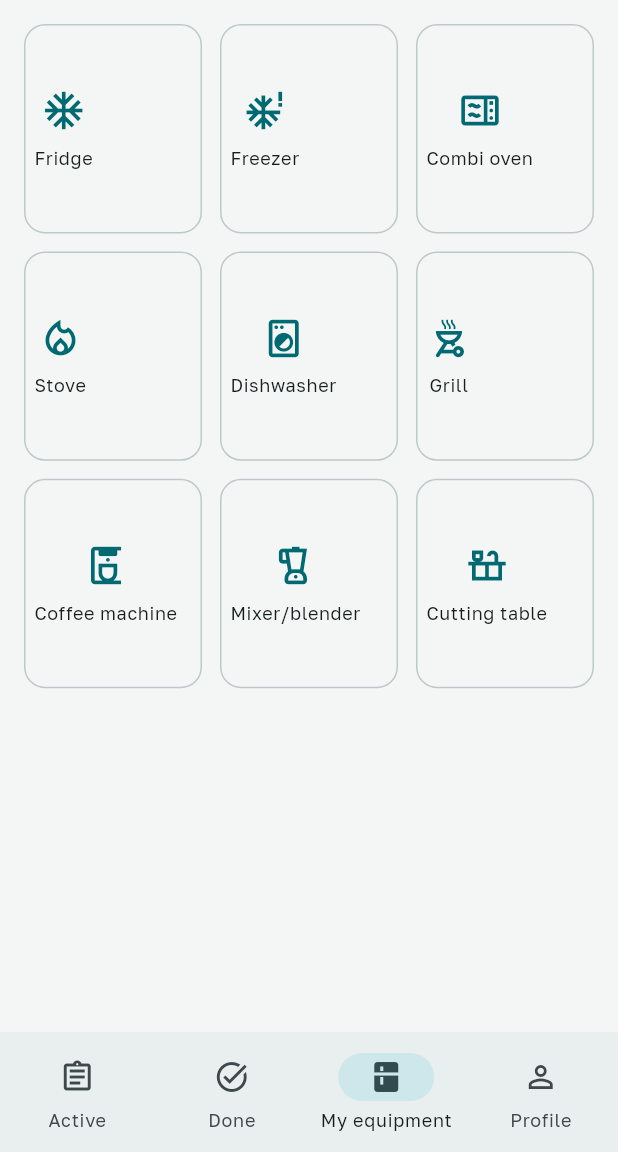
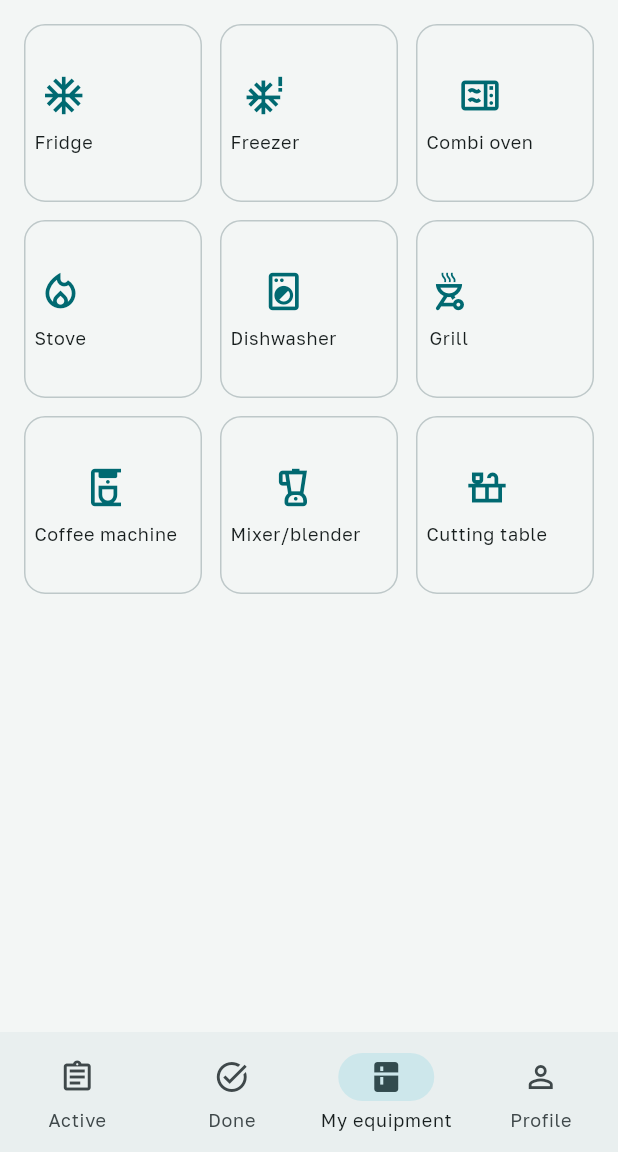
Before and after one commit to savvivs-droid/Project-service, a Flutter app: the screen it shows once a user with an empty profile is signed in, on a phone screen of 412 x 824 dp, the part 84-1236 px from its top. Run offline on Flutter 3.47's test engine with Material 3 defaults, Android fonts, the phone set to English and light mode, and no system bars; our stand-ins replace flutter_dotenv, image_picker, shared_preferences, supabase_flutter; accounts and stored records are empty.

Commit message:
Сделать плитки категорий оборудования компактными
SliverGridDelegateWithFixedCrossAxisCount(crossAxisCount: 3) на широком
экране (планшет) растягивал плитки в огромные прямоугольники —
заменил на SliverGridDelegateWithMaxCrossAxisExtent с ограничением
размера плитки, чтобы они оставались компактными квадратами на любой
ширине экрана.

```diff
--- a/lib/features/home/client_home_screen.dart
+++ b/lib/features/home/client_home_screen.dart
@@ -351,11 +351,15 @@ class _ClientEquipmentTabState extends State<_ClientEquipmentTab> {
           onRefresh: _refresh,
           child: GridView.builder(
             padding: const EdgeInsets.all(16),
-            gridDelegate: const SliverGridDelegateWithFixedCrossAxisCount(
-              crossAxisCount: 3,
+            // Фиксированный максимальный размер плитки вместо
+            // фиксированного числа колонок — на широком экране (планшет)
+            // плитки остаются компактными квадратами, а не растягиваются
+            // на всю ширину.
+            gridDelegate: const SliverGridDelegateWithMaxCrossAxisExtent(
+              maxCrossAxisExtent: 120,
               mainAxisSpacing: 12,
               crossAxisSpacing: 12,
-              childAspectRatio: 0.85,
+              childAspectRatio: 1,
             ),
             // Все известные категории показываем всегда; "Другое" —
             // только если у заведения реально есть такое оборудование.
```
